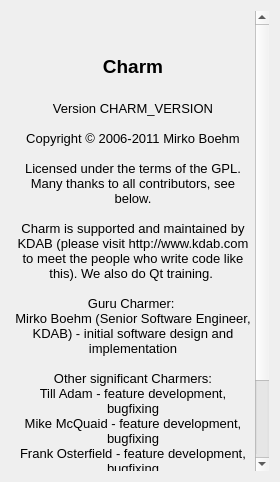
Qt form Charm/CharmAboutDialog.ui (KDAB/Charm) before a commit.
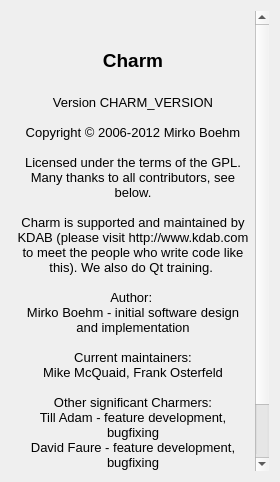
The same form after that commit. Icons and pictures are not drawn.

Commit message: Update About dialog. Bump copyright year, un-KDAB Mirko, add Mike and me as maintainers.

What changed in the file:
```diff
--- a/Charm/CharmAboutDialog.ui
+++ b/Charm/CharmAboutDialog.ui
@@ -63,31 +63,32 @@
       <string>&lt;!DOCTYPE HTML PUBLIC &quot;-//W3C//DTD HTML 4.0//EN&quot; &quot;http://www.w3.org/TR/REC-html40/strict.dtd&quot;&gt;
 &lt;html&gt;&lt;head&gt;&lt;meta name=&quot;qrichtext&quot; content=&quot;1&quot; /&gt;&lt;style type=&quot;text/css&quot;&gt;
 p, li { white-space: pre-wrap; }
-&lt;/style&gt;&lt;/head&gt;&lt;body style=&quot; font-family:'Lucida Grande'; font-size:13pt; font-weight:400; font-style:normal;&quot;&gt;
-&lt;p align=&quot;center&quot; style=&quot; margin-top:0px; margin-bottom:0px; margin-left:0px; margin-right:0px; -qt-block-indent:0; text-indent:0px;&quot;&gt;&lt;img src=&quot;:/Charm/charmabout.png&quot; /&gt;&lt;/p&gt;
-&lt;p align=&quot;center&quot; style=&quot;-qt-paragraph-type:empty; margin-top:0px; margin-bottom:0px; margin-left:0px; margin-right:0px; -qt-block-indent:0; text-indent:0px;&quot;&gt;&lt;/p&gt;
-&lt;p align=&quot;center&quot; style=&quot; margin-top:0px; margin-bottom:0px; margin-left:0px; margin-right:0px; -qt-block-indent:0; text-indent:0px;&quot;&gt;&lt;span style=&quot; font-size:14pt; font-weight:600;&quot;&gt;Charm&lt;/span&gt;&lt;/p&gt;
-&lt;p align=&quot;center&quot; style=&quot;-qt-paragraph-type:empty; margin-top:0px; margin-bottom:0px; margin-left:0px; margin-right:0px; -qt-block-indent:0; text-indent:0px; font-size:14pt; font-weight:600;&quot;&gt;&lt;/p&gt;
-&lt;p align=&quot;center&quot; style=&quot; margin-top:0px; margin-bottom:0px; margin-left:0px; margin-right:0px; -qt-block-indent:0; text-indent:0px;&quot;&gt;&lt;span style=&quot; font-size:10pt;&quot;&gt;Version CHARM_VERSION&lt;/span&gt;&lt;/p&gt;
-&lt;p align=&quot;center&quot; style=&quot;-qt-paragraph-type:empty; margin-top:0px; margin-bottom:0px; margin-left:0px; margin-right:0px; -qt-block-indent:0; text-indent:0px; font-size:10pt;&quot;&gt;&lt;/p&gt;
-&lt;p align=&quot;center&quot; style=&quot; margin-top:0px; margin-bottom:0px; margin-left:0px; margin-right:0px; -qt-block-indent:0; text-indent:0px;&quot;&gt;&lt;span style=&quot; font-size:10pt;&quot;&gt;Copyright © 2006-2011 Mirko Boehm&lt;/span&gt;&lt;/p&gt;
-&lt;p align=&quot;center&quot; style=&quot;-qt-paragraph-type:empty; margin-top:0px; margin-bottom:0px; margin-left:0px; margin-right:0px; -qt-block-indent:0; text-indent:0px; font-size:10pt;&quot;&gt;&lt;/p&gt;
-&lt;p align=&quot;center&quot; style=&quot; margin-top:0px; margin-bottom:0px; margin-left:0px; margin-right:0px; -qt-block-indent:0; text-indent:0px;&quot;&gt;&lt;span style=&quot; font-size:10pt;&quot;&gt;Licensed under the terms of the GPL. Many thanks to all contributors, see below.&lt;/span&gt;&lt;/p&gt;
-&lt;p align=&quot;center&quot; style=&quot;-qt-paragraph-type:empty; margin-top:0px; margin-bottom:0px; margin-left:0px; margin-right:0px; -qt-block-indent:0; text-indent:0px; font-size:10pt;&quot;&gt;&lt;/p&gt;
-&lt;p align=&quot;center&quot; style=&quot; margin-top:0px; margin-bottom:0px; margin-left:0px; margin-right:0px; -qt-block-indent:0; text-indent:0px;&quot;&gt;&lt;span style=&quot; font-size:10pt;&quot;&gt;Charm is supported and maintained by KDAB (please visit http://www.kdab.com to meet the people who write code like this). We also do Qt training. &lt;/span&gt;&lt;/p&gt;
-&lt;p align=&quot;center&quot; style=&quot;-qt-paragraph-type:empty; margin-top:0px; margin-bottom:0px; margin-left:0px; margin-right:0px; -qt-block-indent:0; text-indent:0px; font-size:10pt;&quot;&gt;&lt;/p&gt;
-&lt;p align=&quot;center&quot; style=&quot; margin-top:0px; margin-bottom:0px; margin-left:0px; margin-right:0px; -qt-block-indent:0; text-indent:0px;&quot;&gt;&lt;span style=&quot; font-size:10pt;&quot;&gt;Guru Charmer: &lt;/span&gt;&lt;/p&gt;
-&lt;p align=&quot;center&quot; style=&quot; margin-top:0px; margin-bottom:0px; margin-left:0px; margin-right:0px; -qt-block-indent:0; text-indent:0px;&quot;&gt;&lt;span style=&quot; font-size:10pt;&quot;&gt;Mirko Boehm (Senior Software Engineer, KDAB) -&lt;/span&gt;&lt;span style=&quot; font-size:10pt; font-style:italic;&quot;&gt; &lt;/span&gt;&lt;span style=&quot; font-size:10pt;&quot;&gt;initial software design and implementation&lt;/span&gt;&lt;/p&gt;
-&lt;p align=&quot;center&quot; style=&quot;-qt-paragraph-type:empty; margin-top:0px; margin-bottom:0px; margin-left:0px; margin-right:0px; -qt-block-indent:0; text-indent:0px; font-size:10pt;&quot;&gt;&lt;/p&gt;
-&lt;p align=&quot;center&quot; style=&quot; margin-top:0px; margin-bottom:0px; margin-left:0px; margin-right:0px; -qt-block-indent:0; text-indent:0px;&quot;&gt;&lt;span style=&quot; font-size:10pt;&quot;&gt;Other significant Charmers:&lt;/span&gt;&lt;/p&gt;
-&lt;p align=&quot;center&quot; style=&quot; margin-top:0px; margin-bottom:0px; margin-left:0px; margin-right:0px; -qt-block-indent:0; text-indent:0px;&quot;&gt;&lt;span style=&quot; font-size:10pt;&quot;&gt;Till Adam - feature development, bugfixing&lt;/span&gt;&lt;/p&gt;
-&lt;p align=&quot;center&quot; style=&quot; margin-top:0px; margin-bottom:0px; margin-left:0px; margin-right:0px; -qt-block-indent:0; text-indent:0px;&quot;&gt;&lt;span style=&quot; font-size:10pt;&quot;&gt;Mike McQuaid - feature development, bugfixing&lt;/span&gt;&lt;/p&gt;
-&lt;p align=&quot;center&quot; style=&quot; margin-top:0px; margin-bottom:0px; margin-left:0px; margin-right:0px; -qt-block-indent:0; text-indent:0px;&quot;&gt;&lt;span style=&quot; font-size:10pt;&quot;&gt;Frank Osterfield - feature development, bugfixing&lt;/span&gt;&lt;/p&gt;
-&lt;p align=&quot;center&quot; style=&quot; margin-top:0px; margin-bottom:0px; margin-left:0px; margin-right:0px; -qt-block-indent:0; text-indent:0px;&quot;&gt;&lt;span style=&quot; font-size:10pt;&quot;&gt;David Faure - feature development, bugfixing&lt;/span&gt;&lt;/p&gt;
-&lt;p align=&quot;center&quot; style=&quot; margin-top:0px; margin-bottom:0px; margin-left:0px; margin-right:0px; -qt-block-indent:0; text-indent:0px;&quot;&gt;&lt;span style=&quot; font-size:10pt;&quot;&gt;Nuno Pinheiro - icons&lt;/span&gt;&lt;/p&gt;
-&lt;p align=&quot;center&quot; style=&quot; margin-top:0px; margin-bottom:0px; margin-left:0px; margin-right:0px; -qt-block-indent:0; text-indent:0px;&quot;&gt;&lt;span style=&quot; font-size:10pt;&quot;&gt;Pradeepto Batthacharya - review, testing&lt;/span&gt;&lt;/p&gt;
-&lt;p align=&quot;center&quot; style=&quot; margin-top:0px; margin-bottom:0px; margin-left:0px; margin-right:0px; -qt-block-indent:0; text-indent:0px;&quot;&gt;&lt;span style=&quot; font-size:10pt;&quot;&gt;Katrina Niolet - review, testing&lt;/span&gt;&lt;/p&gt;
-&lt;p align=&quot;center&quot; style=&quot; margin-top:0px; margin-bottom:0px; margin-left:0px; margin-right:0px; -qt-block-indent:0; text-indent:0px;&quot;&gt;&lt;span style=&quot; font-size:10pt;&quot;&gt;Jesper K. Pedersen - review, testing&lt;/span&gt;&lt;/p&gt;&lt;/body&gt;&lt;/html&gt;</string>
+&lt;/style&gt;&lt;/head&gt;&lt;body style=&quot; font-family:'Sans Serif'; font-size:9pt; font-weight:400; font-style:normal;&quot;&gt;
+&lt;p style=&quot; margin-top:0px; margin-bottom:0px; margin-left:0px; margin-right:0px; -qt-block-indent:0; text-indent:0px;&quot;&gt;&lt;img src=&quot;:/Charm/charmabout.png&quot; /&gt;&lt;/p&gt;
+&lt;p align=&quot;center&quot; style=&quot;-qt-paragraph-type:empty; margin-top:0px; margin-bottom:0px; margin-left:0px; margin-right:0px; -qt-block-indent:0; text-indent:0px; font-family:'Lucida Grande'; font-size:13pt;&quot;&gt;&lt;/p&gt;
+&lt;p align=&quot;center&quot; style=&quot; margin-top:0px; margin-bottom:0px; margin-left:0px; margin-right:0px; -qt-block-indent:0; text-indent:0px;&quot;&gt;&lt;span style=&quot; font-family:'Lucida Grande'; font-size:14pt; font-weight:600;&quot;&gt;Charm&lt;/span&gt;&lt;/p&gt;
+&lt;p align=&quot;center&quot; style=&quot;-qt-paragraph-type:empty; margin-top:0px; margin-bottom:0px; margin-left:0px; margin-right:0px; -qt-block-indent:0; text-indent:0px; font-family:'Lucida Grande'; font-size:14pt; font-weight:600;&quot;&gt;&lt;/p&gt;
+&lt;p align=&quot;center&quot; style=&quot; margin-top:0px; margin-bottom:0px; margin-left:0px; margin-right:0px; -qt-block-indent:0; text-indent:0px;&quot;&gt;&lt;span style=&quot; font-family:'Lucida Grande'; font-size:10pt;&quot;&gt;Version CHARM_VERSION&lt;/span&gt;&lt;/p&gt;
+&lt;p align=&quot;center&quot; style=&quot;-qt-paragraph-type:empty; margin-top:0px; margin-bottom:0px; margin-left:0px; margin-right:0px; -qt-block-indent:0; text-indent:0px; font-family:'Lucida Grande'; font-size:10pt;&quot;&gt;&lt;/p&gt;
+&lt;p align=&quot;center&quot; style=&quot; margin-top:0px; margin-bottom:0px; margin-left:0px; margin-right:0px; -qt-block-indent:0; text-indent:0px;&quot;&gt;&lt;span style=&quot; font-family:'Lucida Grande'; font-size:10pt;&quot;&gt;Copyright © 2006-2012 Mirko Boehm&lt;/span&gt;&lt;/p&gt;
+&lt;p align=&quot;center&quot; style=&quot;-qt-paragraph-type:empty; margin-top:0px; margin-bottom:0px; margin-left:0px; margin-right:0px; -qt-block-indent:0; text-indent:0px; font-family:'Lucida Grande'; font-size:10pt;&quot;&gt;&lt;/p&gt;
+&lt;p align=&quot;center&quot; style=&quot; margin-top:0px; margin-bottom:0px; margin-left:0px; margin-right:0px; -qt-block-indent:0; text-indent:0px;&quot;&gt;&lt;span style=&quot; font-family:'Lucida Grande'; font-size:10pt;&quot;&gt;Licensed under the terms of the GPL. Many thanks to all contributors, see below.&lt;/span&gt;&lt;/p&gt;
+&lt;p align=&quot;center&quot; style=&quot;-qt-paragraph-type:empty; margin-top:0px; margin-bottom:0px; margin-left:0px; margin-right:0px; -qt-block-indent:0; text-indent:0px; font-family:'Lucida Grande'; font-size:10pt;&quot;&gt;&lt;/p&gt;
+&lt;p align=&quot;center&quot; style=&quot; margin-top:0px; margin-bottom:0px; margin-left:0px; margin-right:0px; -qt-block-indent:0; text-indent:0px;&quot;&gt;&lt;span style=&quot; font-family:'Lucida Grande'; font-size:10pt;&quot;&gt;Charm is supported and maintained by KDAB (please visit http://www.kdab.com to meet the people who write code like this). We also do Qt training. &lt;/span&gt;&lt;/p&gt;
+&lt;p align=&quot;center&quot; style=&quot;-qt-paragraph-type:empty; margin-top:0px; margin-bottom:0px; margin-left:0px; margin-right:0px; -qt-block-indent:0; text-indent:0px; font-family:'Lucida Grande'; font-size:10pt;&quot;&gt;&lt;/p&gt;
+&lt;p align=&quot;center&quot; style=&quot; margin-top:0px; margin-bottom:0px; margin-left:0px; margin-right:0px; -qt-block-indent:0; text-indent:0px;&quot;&gt;&lt;span style=&quot; font-family:'Lucida Grande'; font-size:10pt;&quot;&gt;Author: &lt;/span&gt;&lt;/p&gt;
+&lt;p align=&quot;center&quot; style=&quot; margin-top:0px; margin-bottom:0px; margin-left:0px; margin-right:0px; -qt-block-indent:0; text-indent:0px;&quot;&gt;&lt;span style=&quot; font-family:'Lucida Grande'; font-size:10pt;&quot;&gt;Mirko Boehm -&lt;/span&gt;&lt;span style=&quot; font-family:'Lucida Grande'; font-size:10pt; font-style:italic;&quot;&gt; &lt;/span&gt;&lt;span style=&quot; font-family:'Lucida Grande'; font-size:10pt;&quot;&gt;initial software design and implementation&lt;/span&gt;&lt;/p&gt;
+&lt;p align=&quot;center&quot; style=&quot;-qt-paragraph-type:empty; margin-top:0px; margin-bottom:0px; margin-left:0px; margin-right:0px; -qt-block-indent:0; text-indent:0px; font-family:'Lucida Grande'; font-size:10pt;&quot;&gt;&lt;/p&gt;
+&lt;p align=&quot;center&quot; style=&quot; margin-top:0px; margin-bottom:0px; margin-left:0px; margin-right:0px; -qt-block-indent:0; text-indent:0px;&quot;&gt;&lt;span style=&quot; font-family:'Lucida Grande'; font-size:10pt;&quot;&gt;Current maintainers:&lt;/span&gt;&lt;/p&gt;
+&lt;p align=&quot;center&quot; style=&quot; margin-top:0px; margin-bottom:0px; margin-left:0px; margin-right:0px; -qt-block-indent:0; text-indent:0px;&quot;&gt;&lt;span style=&quot; font-family:'Lucida Grande'; font-size:10pt;&quot;&gt;Mike McQuaid, Frank Osterfeld&lt;/span&gt;&lt;/p&gt;
+&lt;p align=&quot;center&quot; style=&quot;-qt-paragraph-type:empty; margin-top:0px; margin-bottom:0px; margin-left:0px; margin-right:0px; -qt-block-indent:0; text-indent:0px; font-family:'Lucida Grande'; font-size:10pt;&quot;&gt;&lt;/p&gt;
+&lt;p align=&quot;center&quot; style=&quot; margin-top:0px; margin-bottom:0px; margin-left:0px; margin-right:0px; -qt-block-indent:0; text-indent:0px;&quot;&gt;&lt;span style=&quot; font-family:'Lucida Grande'; font-size:10pt;&quot;&gt;Other significant Charmers:&lt;/span&gt;&lt;/p&gt;
+&lt;p align=&quot;center&quot; style=&quot; margin-top:0px; margin-bottom:0px; margin-left:0px; margin-right:0px; -qt-block-indent:0; text-indent:0px;&quot;&gt;&lt;span style=&quot; font-family:'Lucida Grande'; font-size:10pt;&quot;&gt;Till Adam - feature development, bugfixing&lt;/span&gt;&lt;/p&gt;
+&lt;p align=&quot;center&quot; style=&quot; margin-top:0px; margin-bottom:0px; margin-left:0px; margin-right:0px; -qt-block-indent:0; text-indent:0px;&quot;&gt;&lt;span style=&quot; font-family:'Lucida Grande'; font-size:10pt;&quot;&gt;David Faure - feature development, bugfixing&lt;/span&gt;&lt;/p&gt;
+&lt;p align=&quot;center&quot; style=&quot; margin-top:0px; margin-bottom:0px; margin-left:0px; margin-right:0px; -qt-block-indent:0; text-indent:0px;&quot;&gt;&lt;span style=&quot; font-family:'Lucida Grande'; font-size:10pt;&quot;&gt;Nuno Pinheiro - icons&lt;/span&gt;&lt;/p&gt;
+&lt;p align=&quot;center&quot; style=&quot; margin-top:0px; margin-bottom:0px; margin-left:0px; margin-right:0px; -qt-block-indent:0; text-indent:0px;&quot;&gt;&lt;span style=&quot; font-family:'Lucida Grande'; font-size:10pt;&quot;&gt;Pradeepto Batthacharya - review, testing&lt;/span&gt;&lt;/p&gt;
+&lt;p align=&quot;center&quot; style=&quot; margin-top:0px; margin-bottom:0px; margin-left:0px; margin-right:0px; -qt-block-indent:0; text-indent:0px;&quot;&gt;&lt;span style=&quot; font-family:'Lucida Grande'; font-size:10pt;&quot;&gt;Katrina Niolet - review, testing&lt;/span&gt;&lt;/p&gt;
+&lt;p align=&quot;center&quot; style=&quot; margin-top:0px; margin-bottom:0px; margin-left:0px; margin-right:0px; -qt-block-indent:0; text-indent:0px;&quot;&gt;&lt;span style=&quot; font-family:'Lucida Grande'; font-size:10pt;&quot;&gt;Jesper K. Pedersen - review, testing&lt;/span&gt;&lt;/p&gt;&lt;/body&gt;&lt;/html&gt;</string>
      </property>
     </widget>
    </item>
```
